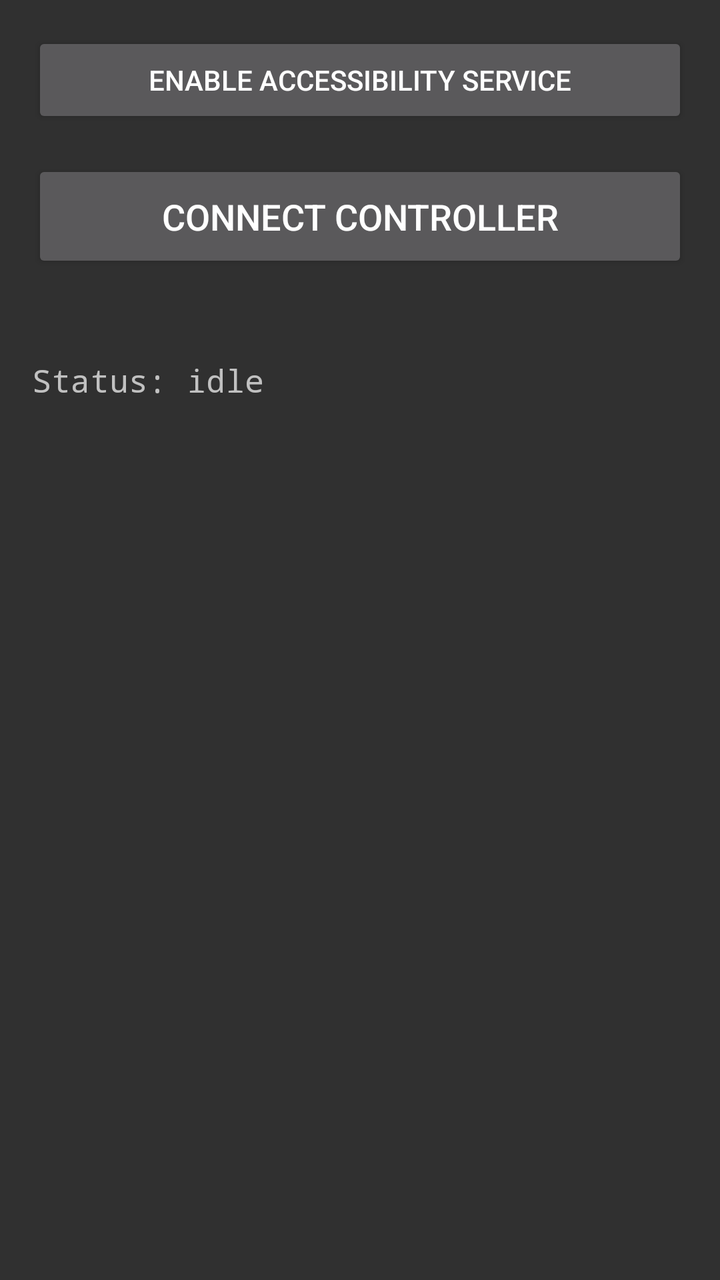
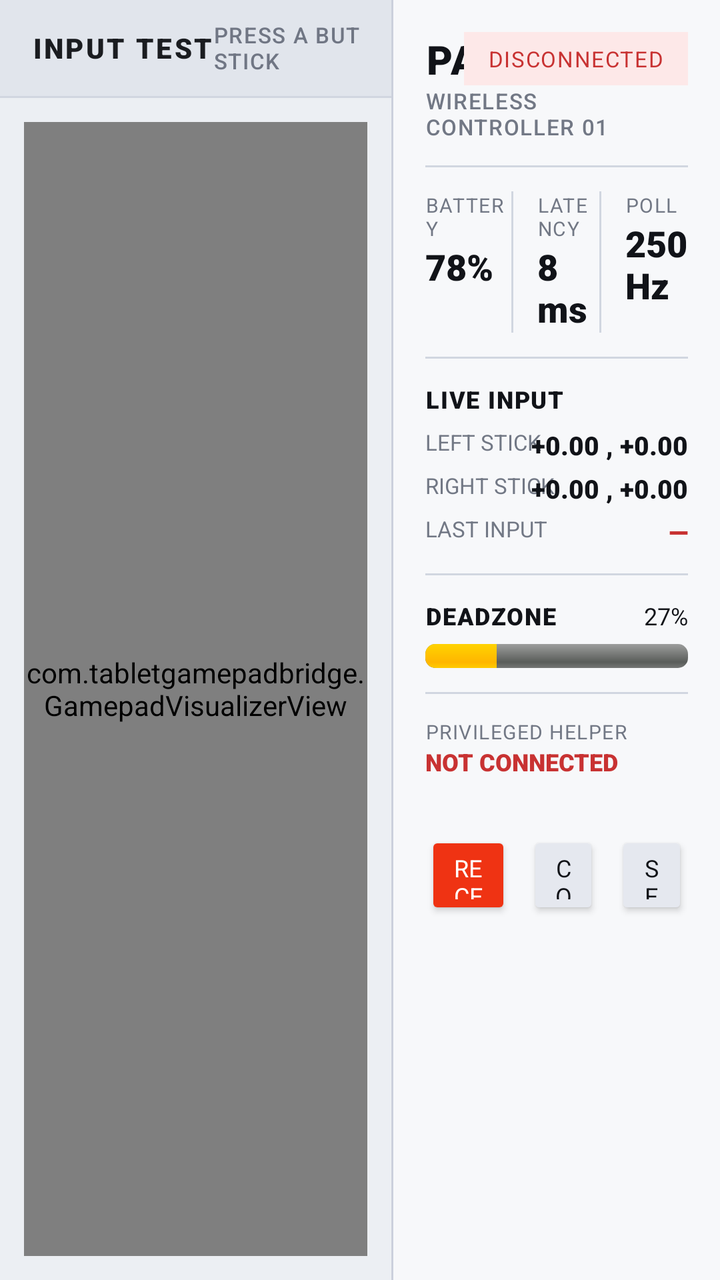

Before-and-after screenshots of an Android layout around one commit, followed by the original layout XML and the change that was made.
<!-- AndroidManifest.xml: application theme Theme.AppCompat -->
<!-- res/layout/activity_main.xml -->
<?xml version="1.0" encoding="utf-8"?>
<ScrollView xmlns:android="http://schemas.android.com/apk/res/android"
    android:layout_width="match_parent"
    android:layout_height="match_parent">

<LinearLayout
    android:layout_width="match_parent"
    android:layout_height="wrap_content"
    android:orientation="vertical"
    android:padding="16dp">

    <Button
        android:id="@+id/openAccessibilityBtn"
        android:layout_width="match_parent"
        android:layout_height="wrap_content"
        android:text="Enable Accessibility Service" />

    <Button
        android:id="@+id/connectBtn"
        android:layout_width="match_parent"
        android:layout_height="wrap_content"
        android:layout_marginTop="16dp"
        android:textSize="18sp"
        android:padding="16dp"
        android:text="Connect Controller" />

    <TextView
        android:id="@+id/wirelessStatusText"
        android:layout_width="match_parent"
        android:layout_height="wrap_content"
        android:layout_marginTop="8dp"
        android:textSize="14sp"
        android:text="" />

    <TextView
        android:id="@+id/statusText"
        android:layout_width="match_parent"
        android:layout_height="wrap_content"
        android:layout_marginTop="16dp"
        android:textSize="16sp"
        android:fontFamily="monospace"
        android:text="Status: idle" />

</LinearLayout>
</ScrollView>
<!-- resources referenced by this layout -->
<resources>

</resources>

<!-- the commit's change to res/layout/activity_main.xml (unified diff, before → after) -->
@@ -1,45 +1,434 @@
 <?xml version="1.0" encoding="utf-8"?>
-<ScrollView xmlns:android="http://schemas.android.com/apk/res/android"
+<LinearLayout xmlns:android="http://schemas.android.com/apk/res/android"
     android:layout_width="match_parent"
-    android:layout_height="match_parent">
-
-<LinearLayout
-    android:layout_width="match_parent"
-    android:layout_height="wrap_content"
-    android:orientation="vertical"
-    android:padding="16dp">
-
-    <Button
-        android:id="@+id/openAccessibilityBtn"
-        android:layout_width="match_parent"
-        android:layout_height="wrap_content"
-        android:text="Enable Accessibility Service" />
-
-    <Button
-        android:id="@+id/connectBtn"
-        android:layout_width="match_parent"
-        android:layout_height="wrap_content"
-        android:layout_marginTop="16dp"
-        android:textSize="18sp"
-        android:padding="16dp"
-        android:text="Connect Controller" />
-
-    <TextView
-        android:id="@+id/wirelessStatusText"
-        android:layout_width="match_parent"
-        android:layout_height="wrap_content"
-        android:layout_marginTop="8dp"
-        android:textSize="14sp"
-        android:text="" />
-
-    <TextView
-        android:id="@+id/statusText"
-        android:layout_width="match_parent"
-        android:layout_height="wrap_content"
-        android:layout_marginTop="16dp"
-        android:textSize="16sp"
-        android:fontFamily="monospace"
-        android:text="Status: idle" />
+    android:layout_height="match_parent"
+    android:background="#F2F4F7"
+    android:orientation="horizontal">
+
+    
+    <LinearLayout
+        android:layout_width="0dp"
+        android:layout_height="match_parent"
+        android:layout_weight="1.2"
+        android:background="#ECEFF3"
+        android:orientation="vertical">
+
+        
+        <LinearLayout
+            android:layout_width="match_parent"
+            android:layout_height="48dp"
+            android:background="#E1E5EC"
+            android:gravity="center_vertical"
+            android:paddingStart="16dp"
+            android:paddingEnd="16dp">
+
+            <TextView
+                android:layout_width="0dp"
+                android:layout_height="wrap_content"
+                android:layout_weight="1"
+                android:fontFamily="sans-serif-black"
+                android:text="INPUT TEST"
+                android:textColor="#1A1C20"
+                android:textSize="14sp"
+                android:letterSpacing="0.08" />
+
+            <TextView
+                android:layout_width="wrap_content"
+                android:layout_height="wrap_content"
+                android:fontFamily="sans-serif-medium"
+                android:text="PRESS A BUTTON · DRAG A STICK"
+                android:textColor="#707684"
+                android:textSize="11sp"
+                android:letterSpacing="0.05" />
+        </LinearLayout>
+
+        <View
+            android:layout_width="match_parent"
+            android:layout_height="1dp"
+            android:background="#D1D6E0" />
+
+        
+        <com.tabletgamepadbridge.GamepadVisualizerView
+            android:id="@+id/controllerVisualizer"
+            android:layout_width="match_parent"
+            android:layout_height="match_parent"
+            android:layout_margin="12dp" />
+
+    </LinearLayout>
+
+    
+    <View
+        android:layout_width="1dp"
+        android:layout_height="match_parent"
+        android:background="#CBD0DC" />
+
+    
+    <LinearLayout
+        android:layout_width="0dp"
+        android:layout_height="match_parent"
+        android:layout_weight="1"
+        android:background="#F7F8FA"
+        android:orientation="vertical"
+        android:padding="16dp">
+
+        
+        <RelativeLayout
+            android:layout_width="match_parent"
+            android:layout_height="wrap_content">
+
+            <LinearLayout
+                android:layout_width="wrap_content"
+                android:layout_height="wrap_content"
+                android:orientation="vertical">
+
+                <TextView
+                    android:layout_width="wrap_content"
+                    android:layout_height="wrap_content"
+                    android:fontFamily="sans-serif-black"
+                    android:text="PAD LINK"
+                    android:textColor="#111318"
+                    android:textSize="20sp"
+                    android:letterSpacing="0.05" />
+
+                <TextView
+                    android:layout_width="wrap_content"
+                    android:layout_height="wrap_content"
+                    android:fontFamily="sans-serif-medium"
+                    android:text="WIRELESS CONTROLLER 01"
+                    android:textColor="#727885"
+                    android:textSize="11sp"
+                    android:letterSpacing="0.05" />
+            </LinearLayout>
+
+            <TextView
+                android:id="@+id/connectedBadge"
+                android:layout_width="wrap_content"
+                android:layout_height="wrap_content"
+                android:layout_alignParentEnd="true"
+                android:background="#FDE8E8"
+                android:fontFamily="sans-serif-bold"
+                android:paddingStart="12dp"
+                android:paddingTop="6dp"
+                android:paddingEnd="12dp"
+                android:paddingBottom="6dp"
+                android:text="DISCONNECTED"
+                android:textColor="#C83232"
+                android:textSize="11sp"
+                android:letterSpacing="0.05" />
+        </RelativeLayout>
+
+        <View
+            android:layout_width="match_parent"
+            android:layout_height="1dp"
+            android:layout_marginTop="12dp"
+            android:layout_marginBottom="12dp"
+            android:background="#D1D6E0" />
+
+        
+        <LinearLayout
+            android:layout_width="match_parent"
+            android:layout_height="wrap_content"
+            android:orientation="horizontal">
+
+            <LinearLayout
+                android:layout_width="0dp"
+                android:layout_height="wrap_content"
+                android:layout_weight="1"
+                android:orientation="vertical">
+
+                <TextView
+                    android:layout_width="wrap_content"
+                    android:layout_height="wrap_content"
+                    android:fontFamily="sans-serif-bold"
+                    android:text="BATTERY"
+                    android:textColor="#727885"
+                    android:textSize="10sp"
+                    android:letterSpacing="0.05" />
+
+                <TextView
+                    android:id="@+id/batteryText"
+                    android:layout_width="wrap_content"
+                    android:layout_height="wrap_content"
+                    android:fontFamily="sans-serif-black"
+                    android:text="78%"
+                    android:textColor="#111318"
+                    android:textSize="18sp" />
+            </LinearLayout>
+
+            <View
+                android:layout_width="1dp"
+                android:layout_height="match_parent"
+                android:background="#D1D6E0" />
+
+            <LinearLayout
+                android:layout_width="0dp"
+                android:layout_height="wrap_content"
+                android:layout_weight="1"
+                android:paddingStart="12dp"
+                android:orientation="vertical">
+
+                <TextView
+                    android:layout_width="wrap_content"
+                    android:layout_height="wrap_content"
+                    android:fontFamily="sans-serif-bold"
+                    android:text="LATENCY"
+                    android:textColor="#727885"
+                    android:textSize="10sp"
+                    android:letterSpacing="0.05" />
+
+                <TextView
+                    android:id="@+id/latencyText"
+                    android:layout_width="wrap_content"
+                    android:layout_height="wrap_content"
+                    android:fontFamily="sans-serif-black"
+                    android:text="8 ms"
+                    android:textColor="#111318"
+                    android:textSize="18sp" />
+            </LinearLayout>
+
+            <View
+                android:layout_width="1dp"
+                android:layout_height="match_parent"
+                android:background="#D1D6E0" />
+
+            <LinearLayout
+                android:layout_width="0dp"
+                android:layout_height="wrap_content"
+                android:layout_weight="1"
+                android:paddingStart="12dp"
+                android:orientation="vertical">
+
+                <TextView
+                    android:layout_width="wrap_content"
+                    android:layout_height="wrap_content"
+                    android:fontFamily="sans-serif-bold"
+                    android:text="POLL"
+                    android:textColor="#727885"
+                    android:textSize="10sp"
+                    android:letterSpacing="0.05" />
+
+                <TextView
+                    android:id="@+id/pollText"
+                    android:layout_width="wrap_content"
+                    android:layout_height="wrap_content"
+                    android:fontFamily="sans-serif-black"
+                    android:text="250 Hz"
+                    android:textColor="#111318"
+                    android:textSize="18sp" />
+            </LinearLayout>
+        </LinearLayout>
+
+        <View
+            android:layout_width="match_parent"
+            android:layout_height="1dp"
+            android:layout_marginTop="12dp"
+            android:layout_marginBottom="12dp"
+            android:background="#D1D6E0" />
+
+        
+        <TextView
+            android:layout_width="wrap_content"
+            android:layout_height="wrap_content"
+            android:fontFamily="sans-serif-black"
+            android:text="LIVE INPUT"
+            android:textColor="#111318"
+            android:textSize="12sp"
+            android:letterSpacing="0.05" />
+
+        <RelativeLayout
+            android:layout_width="match_parent"
+            android:layout_height="wrap_content"
+            android:layout_marginTop="6dp">
+
+            <TextView
+                android:layout_width="wrap_content"
+                android:layout_height="wrap_content"
+                android:fontFamily="sans-serif-bold"
+                android:text="LEFT STICK"
+                android:textColor="#727885"
+                android:textSize="11sp" />
+
+            <TextView
+                android:id="@+id/leftStickCoords"
+                android:layout_width="wrap_content"
+                android:layout_height="wrap_content"
+                android:layout_alignParentEnd="true"
+                android:fontFamily="sans-serif-black"
+                android:text="+0.00 , +0.00"
+                android:textColor="#111318"
+                android:textSize="13sp" />
+        </RelativeLayout>
+
+        <RelativeLayout
+            android:layout_width="match_parent"
+            android:layout_height="wrap_content"
+            android:layout_marginTop="4dp">
+
+            <TextView
+                android:layout_width="wrap_content"
+                android:layout_height="wrap_content"
+                android:fontFamily="sans-serif-bold"
+                android:text="RIGHT STICK"
+                android:textColor="#727885"
+                android:textSize="11sp" />
+
+            <TextView
+                android:id="@+id/rightStickCoords"
+                android:layout_width="wrap_content"
+                android:layout_height="wrap_content"
+                android:layout_alignParentEnd="true"
+                android:fontFamily="sans-serif-black"
+                android:text="+0.00 , +0.00"
+                android:textColor="#111318"
+                android:textSize="13sp" />
+        </RelativeLayout>
+
+        <RelativeLayout
+            android:layout_width="match_parent"
+            android:layout_height="wrap_content"
+            android:layout_marginTop="4dp">
+
+            <TextView
+                android:layout_width="wrap_content"
+                android:layout_height="wrap_content"
+                android:fontFamily="sans-serif-bold"
+                android:text="LAST INPUT"
+                android:textColor="#727885"
+                android:textSize="11sp" />
+
+            <TextView
+                android:id="@+id/lastInputText"
+                android:layout_width="wrap_content"
+                android:layout_height="wrap_content"
+                android:layout_alignParentEnd="true"
+                android:fontFamily="sans-serif-black"
+                android:text="—"
+                android:textColor="#C83232"
+                android:textSize="13sp" />
+        </RelativeLayout>
+
+        <View
+            android:layout_width="match_parent"
+            android:layout_height="1dp"
+            android:layout_marginTop="12dp"
+            android:layout_marginBottom="12dp"
+            android:background="#D1D6E0" />
+
+        
+        <RelativeLayout
+            android:layout_width="match_parent"
+            android:layout_height="wrap_content">
+
+            <TextView
+                android:layout_width="wrap_content"
+                android:layout_height="wrap_content"
+                android:fontFamily="sans-serif-black"
+                android:text="DEADZONE"
+                android:textColor="#111318"
+                android:textSize="12sp"
+                android:letterSpacing="0.05" />
+
+            <TextView
+                android:id="@+id/deadzoneText"
+                android:layout_width="wrap_content"
+                android:layout_height="wrap_content"
+                android:layout_alignParentEnd="true"
+                android:fontFamily="sans-serif-bold"
+                android:text="27%"
+                android:textColor="#111318"
+                android:textSize="12sp" />
+        </RelativeLayout>
+
+        <ProgressBar
+            android:id="@+id/deadzoneProgressBar"
+            style="?android:attr/progressBarStyleHorizontal"
+            android:layout_width="match_parent"
+            android:layout_height="12dp"
+            android:layout_marginTop="6dp"
+            android:max="100"
+            android:progress="27"
+            android:progressDrawable="@android:drawable/progress_horizontal" />
+
+        <View
+            android:layout_width="match_parent"
+            android:layout_height="1dp"
+            android:layout_marginTop="12dp"
+            android:layout_marginBottom="12dp"
+            android:background="#D1D6E0" />
+
+        
+        <TextView
+            android:layout_width="wrap_content"
+            android:layout_height="wrap_content"
+            android:fontFamily="sans-serif-bold"
+            android:text="PRIVILEGED HELPER"
+            android:textColor="#727885"
+            android:textSize="10sp"
+            android:letterSpacing="0.05" />
+
+        <TextView
+            android:id="@+id/helperStatusText"
+            android:layout_width="wrap_content"
+            android:layout_height="wrap_content"
+            android:fontFamily="sans-serif-black"
+            android:text="NOT CONNECTED"
+            android:textColor="#C83232"
+            android:textSize="12sp" />
+
+        <TextView
+            android:id="@+id/wirelessStatusText"
+            android:layout_width="wrap_content"
+            android:layout_height="wrap_content"
+            android:layout_marginTop="2dp"
+            android:fontFamily="sans-serif"
+            android:text=""
+            android:textColor="#525866"
+            android:textSize="11sp" />
+
+        
+        <LinearLayout
+            android:layout_width="match_parent"
+            android:layout_height="wrap_content"
+            android:layout_marginTop="10dp"
+            android:orientation="horizontal">
+
+            
+            <Button
+                android:id="@+id/recenterBtn"
+                android:layout_width="0dp"
+                android:layout_height="44dp"
+                android:layout_weight="1.2"
+                android:backgroundTint="#EF3313"
+                android:fontFamily="sans-serif-bold"
+                android:text="Recenter sticks"
+                android:textColor="#FFFFFF"
+                android:textSize="12sp" />
+
+            <Button
+                android:id="@+id/connectBtn"
+                android:layout_width="0dp"
+                android:layout_height="44dp"
+                android:layout_weight="1"
+                android:layout_marginStart="8dp"
+                android:backgroundTint="#E5E8EF"
+                android:fontFamily="sans-serif-bold"
+                android:text="Connect"
+                android:textColor="#111318"
+                android:textSize="12sp" />
+
+            <Button
+                android:id="@+id/openAccessibilityBtn"
+                android:layout_width="0dp"
+                android:layout_height="44dp"
+                android:layout_weight="1"
+                android:layout_marginStart="8dp"
+                android:backgroundTint="#E5E8EF"
+                android:fontFamily="sans-serif-bold"
+                android:text="Settings"
+                android:textColor="#111318"
+                android:textSize="12sp" />
+        </LinearLayout>
+
+    </LinearLayout>
 
 </LinearLayout>
-</ScrollView>
